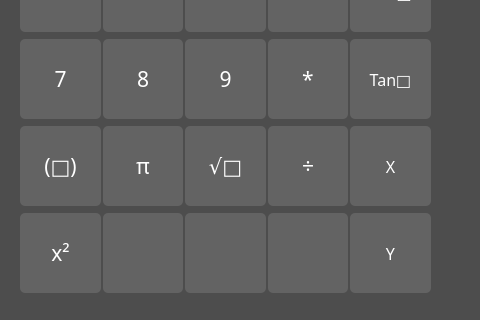
This is Integrales-master/interfaz.ui in LiamJimenez/Integrales as Qt 5 draws it before an edit; both pictures show x 0 to 480 and y 280 to 600 of the 800 by 600 pixel window. The edited form follows.
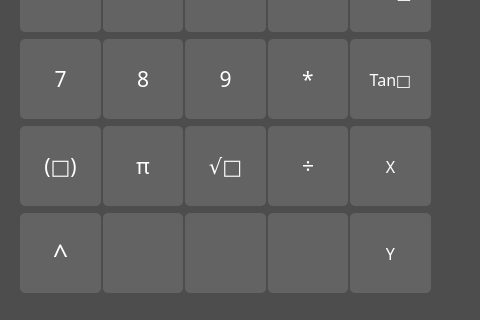
This is the edited form.

```diff
--- a/Integrales-master/interfaz.ui
+++ b/Integrales-master/interfaz.ui
@@ -22,6 +22,11 @@
     <height>600</height>
    </size>
   </property>
+  <property name="font">
+   <font>
+    <family>Sans Serif Collection</family>
+   </font>
+  </property>
   <property name="windowTitle">
    <string>Calculadora de Integrales</string>
   </property>
@@ -267,14 +272,14 @@
        <property name="font">
         <font>
          <family>Sans Serif Collection</family>
-         <pointsize>16</pointsize>
+         <pointsize>20</pointsize>
         </font>
        </property>
        <property name="cursor">
         <cursorShape>PointingHandCursor</cursorShape>
        </property>
        <property name="text">
-        <string>x²</string>
+        <string>^</string>
        </property>
       </widget>
      </item>
```
